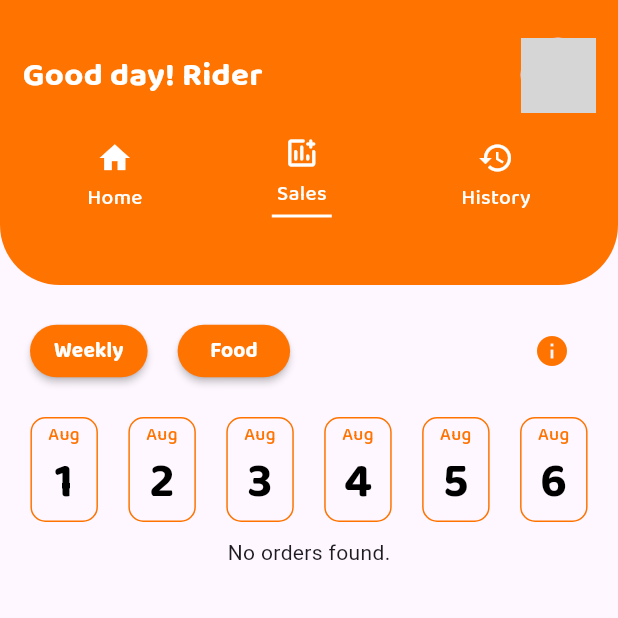
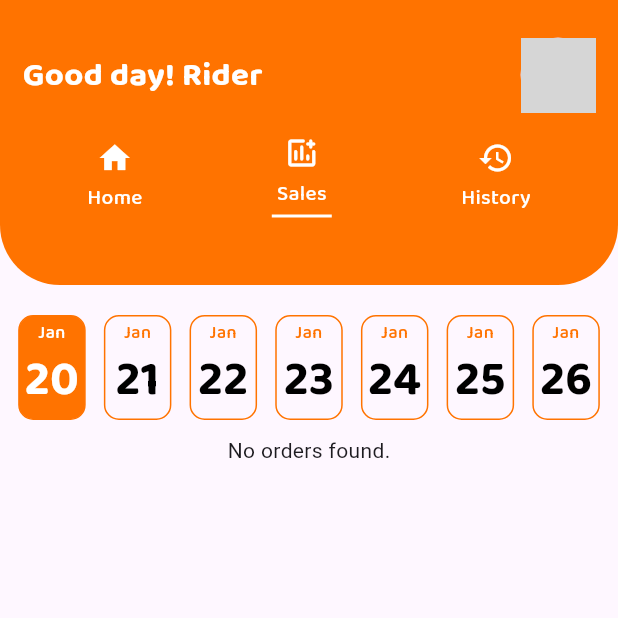
Before and after one commit to lansoyyy/zippy_rider, a Flutter app: the SalesTab screen opened directly, on a phone screen of 412 x 824 dp, the top half of it. Run offline on Flutter 3.47's test engine with Material 3 defaults, Android fonts, the phone set to English and light mode, and no system bars; our stand-ins replace cloud_firestore, firebase_auth, firebase_core, firebase_storage, fluttertoast, google_maps_flutter and 1 more; accounts and stored records are empty; network calls fail; grey boxes are pictures that could not be loaded.

Commit message:
feat: added actual weekly date

```diff
--- a/lib/screens/pages/profile_page.dart
+++ b/lib/screens/pages/profile_page.dart
@@ -466,7 +466,7 @@ class _ProfilePageState extends State<ProfilePage> {
                     children: [
                       Padding(
                         padding:
-                            const EdgeInsets.only(left: 20, right: 20, top: 10),
+                            const EdgeInsets.only(left: 30, right: 30, top: 10),
                         child: Row(
                           mainAxisAlignment: MainAxisAlignment.spaceBetween,
                           children: [
--- a/lib/screens/tabs/sales_tab.dart
+++ b/lib/screens/tabs/sales_tab.dart
@@ -196,53 +196,98 @@ class _SalesTabState extends State<SalesTab> {
             const SizedBox(
               height: 20,
             ),
-            Padding(
-              padding: const EdgeInsets.only(left: 20, right: 20),
-              child: Row(
-                mainAxisAlignment: MainAxisAlignment.spaceBetween,
-                children: [
-                  Row(
-                    children: [
-                      ButtonWidget(
-                        height: 35,
-                        width: 75,
-                        fontSize: 14,
-                        label: 'Weekly',
-                        onPressed: () {},
-                      ),
-                      const SizedBox(
-                        width: 20,
-                      ),
-                      ButtonWidget(
-                        height: 35,
-                        width: 75,
-                        fontSize: 14,
-                        label: 'Food',
-                        onPressed: () {},
-                      ),
-                    ],
-                  ),
-                  IconButton(
-                    onPressed: () {},
-                    icon: const Icon(
-                      Icons.info,
-                      color: secondary,
-                    ),
-                  ),
-                ],
-              ),
-            ),
-            const SizedBox(
-              height: 20,
-            ),
+            // Padding(
+            //   padding: const EdgeInsets.only(left: 20, right: 20),
+            //   child: Row(
+            //     mainAxisAlignment: MainAxisAlignment.spaceBetween,
+            //     children: [
+            //       Row(
+            //         children: [
+            //           ButtonWidget(
+            //             height: 35,
+            //             width: 75,
+            //             fontSize: 14,
+            //             label: 'Weekly',
+            //             onPressed: () {},
+            //           ),
+            //           const SizedBox(
+            //             width: 20,
+            //           ),
+            //           ButtonWidget(
+            //             height: 35,
+            //             width: 75,
+            //             fontSize: 14,
+            //             label: 'Food',
+            //             onPressed: () {},
+            //           ),
+            //         ],
+            //       ),
+            //       IconButton(
+            //         onPressed: () {},
+            //         icon: const Icon(
+            //           Icons.info,
+            //           color: secondary,
+            //         ),
+            //       ),
+            //     ],
+            //   ),
+            // ),
+            // const SizedBox(
+            //   height: 20,
+            // ),
+            // Row(
+            //   mainAxisAlignment: MainAxisAlignment.spaceEvenly,
+            //   children: [
+            //     for (int i = 0; i < 6; i++)
+            //       Container(
+            //         width: 45,
+            //         height: 70,
+            //         decoration: BoxDecoration(
+            //           border: Border.all(
+            //             color: secondary,
+            //           ),
+            //           borderRadius: BorderRadius.circular(
+            //             10,
+            //           ),
+            //         ),
+            //         child: Column(
+            //           mainAxisAlignment: MainAxisAlignment.center,
+            //           crossAxisAlignment: CrossAxisAlignment.center,
+            //           children: [
+            //             TextWidget(
+            //               text: 'Aug',
+            //               fontSize: 12,
+            //               fontFamily: 'Medium',
+            //               color: secondary,
+            //             ),
+            //             TextWidget(
+            //               text: '${i + 1}',
+            //               fontSize: 32,
+            //               fontFamily: 'Bold',
+            //               color: Colors.black,
+            //             ),
+            //           ],
+            //         ),
+            //       ),
+            //   ],
+            // ),
+            // const SizedBox(
+            //   height: 20,
+            // ),
             Row(
               mainAxisAlignment: MainAxisAlignment.spaceEvenly,
-              children: [
-                for (int i = 0; i < 6; i++)
-                  Container(
+              children: List.generate(7, (index) {
+                DateTime now = DateTime.now();
+                DateTime date =
+                    now.subtract(Duration(days: now.weekday - 1 - index));
+                bool isToday = date.day == now.day &&
+                    date.month == now.month &&
+                    date.year == now.year;
+                return Container(
                   width: 45,
                   height: 70,
                   decoration: BoxDecoration(
+                    color: isToday ? secondary : Colors.transparent,
                     border: Border.all(
                       color: secondary,
                     ),
@@ -255,21 +300,34 @@ class _SalesTabState extends State<SalesTab> {
                     crossAxisAlignment: CrossAxisAlignment.center,
                     children: [
                       TextWidget(
-                          text: 'Aug',
+                        text: [
+                          'Jan',
+                          'Feb',
+                          'Mar',
+                          'Apr',
+                          'May',
+                          'Jun',
+                          'Jul',
+                          'Aug',
+                          'Sep',
+                          'Oct',
+                          'Nov',
+                          'Dec'
+                        ][date.month - 1],
                         fontSize: 12,
                         fontFamily: 'Medium',
-                          color: secondary,
+                        color: isToday ? Colors.white : secondary,
                       ),
                       TextWidget(
-                          text: '${i + 1}',
+                        text: '${date.day}',
                         fontSize: 32,
                         fontFamily: 'Bold',
-                          color: Colors.black,
+                        color: isToday ? Colors.white : Colors.black,
                       ),
                     ],
                   ),
-                  ),
-              ],
+                );
+              }),
             ),
             const SizedBox(
               height: 10,
```
Lines whose indentation alone changed are shown as unchanged.
